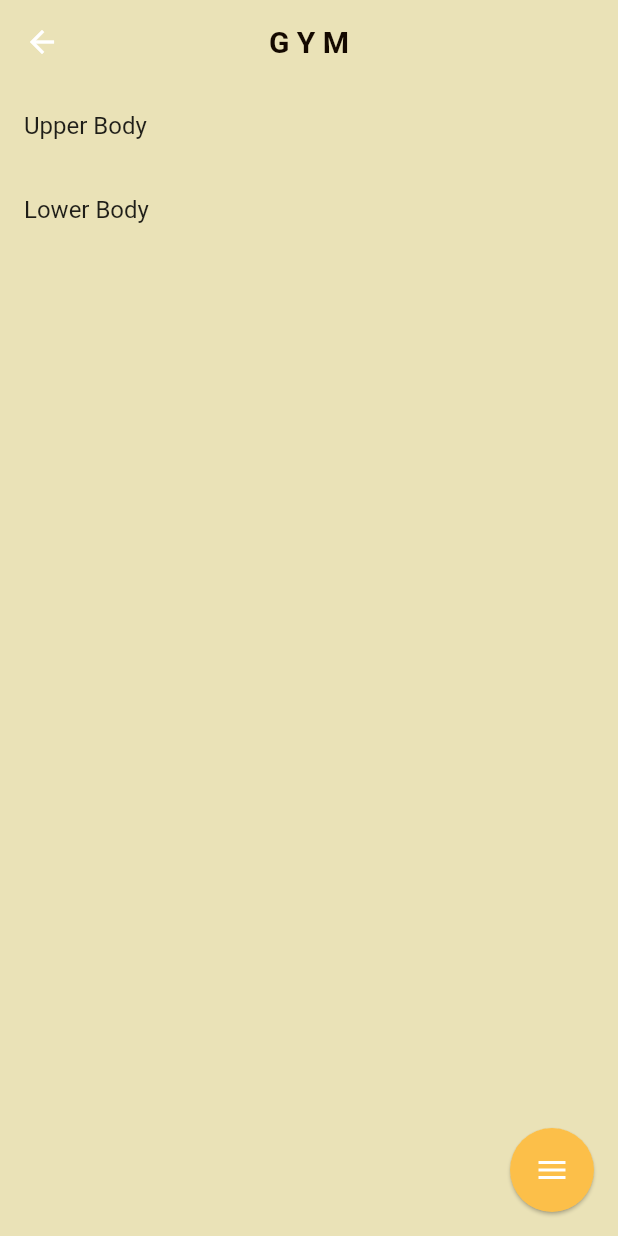
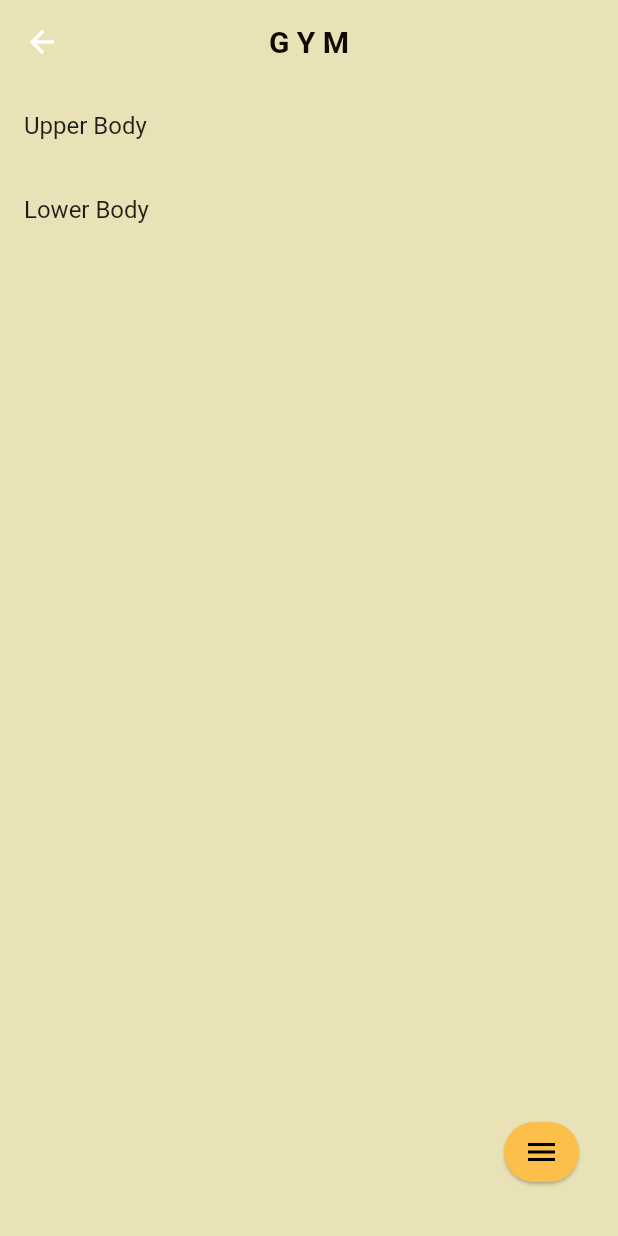
Before and after one commit to AnthonyBeerus/project_kaizen, a Flutter app: the WorkoutScreen screen opened directly, on a phone screen of 412 x 824 dp. Run offline on Flutter 3.47's test engine with Material 2 defaults, Android fonts, the phone set to English and light mode, and no system bars; drawn by our look-alikes of flutter_speed_dial; our stand-ins replace curved_navigation_bar, custom_navigation_bar, google_nav_bar.

Commit message:
Turned FAB into a sized box to control size

```diff
--- a/lib/Presentation Layer/pages/workout_screen.dart
+++ b/lib/Presentation Layer/pages/workout_screen.dart
@@ -52,13 +52,19 @@ class _WorkoutScreenState extends State<WorkoutScreen> {
             title: Text(value.getWorkoutList()[index].name),
           ),
         ),
-        floatingActionButton: SpeedDial(
+        floatingActionButton: SizedBox(
+          height: 60,
+          width: 60,
+          child: Container(
+            margin: const EdgeInsets.only(right: 10, bottom: 20),
+            child: SpeedDial(
               animatedIcon: AnimatedIcons.menu_close,
               backgroundColor: thirdColor,
               overlayColor: secondaryColor,
               overlayOpacity: 0.6,
               elevation: 1,
               spaceBetweenChildren: 12,
+              animatedIconTheme: const IconThemeData(color: Colors.black),
               children: [
                 SpeedDialChild(
                   child: const Icon(Icons.add_chart_outlined),
@@ -75,6 +81,8 @@ class _WorkoutScreenState extends State<WorkoutScreen> {
               ],
             ),
           ),
+        ),
+      ),
     );
   }
 }
```
Lines whose indentation alone changed are shown as unchanged.
